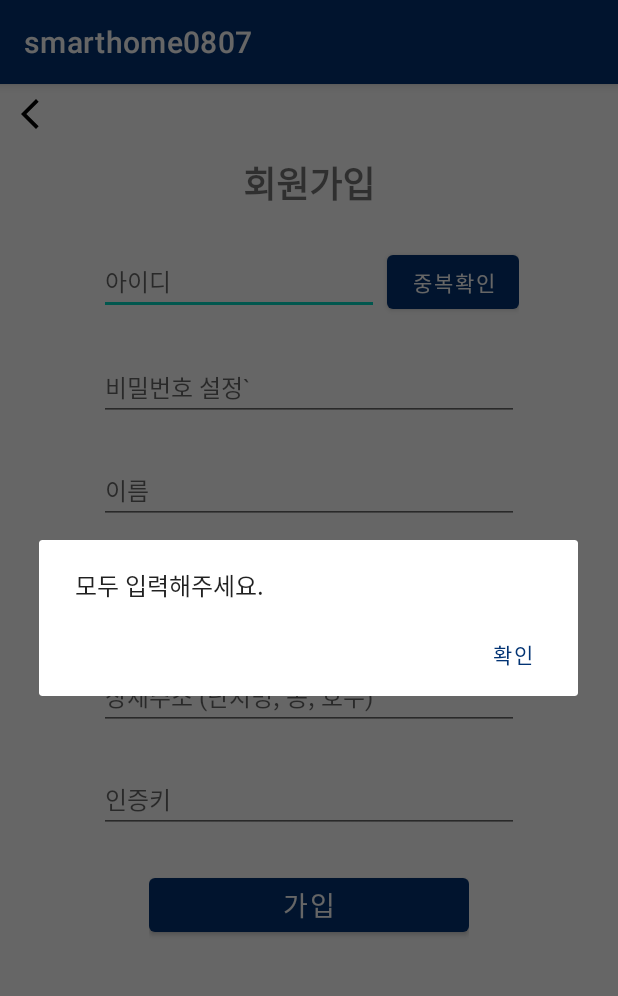
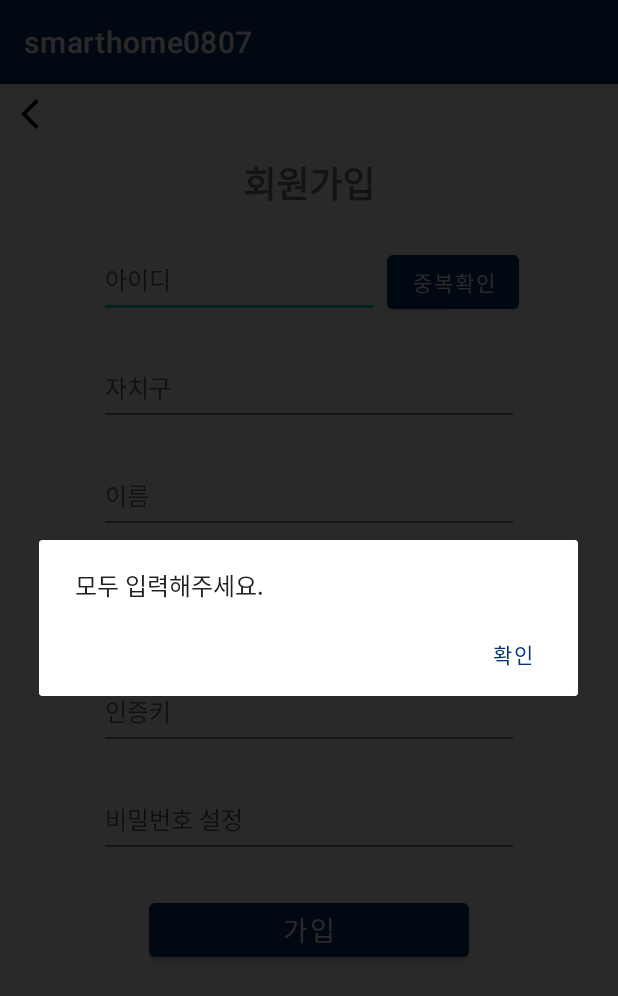
Before and after one commit to Qnokka/SmartHome, an Android app: the activity_join screen opened directly, with no data from a screen before it, after a tap on "가입", on a phone screen of 412 x 824 dp. Shown: the top 996 px of the screen. Run offline under Robolectric (Android 15) with nearby library versions, the phone set to English and light mode, and no system bars.

```diff
--- a/app/src/main/java/com/example/smarthome0807/activity_join.java
+++ b/app/src/main/java/com/example/smarthome0807/activity_join.java
@@ -9,6 +9,8 @@ import android.view.View;
 import android.widget.Button;
 import android.widget.EditText;
 import android.widget.ImageButton;
+
+import com.example.smarthome0807.DAO.AvailableID;
 import com.example.smarthome0807.DTO.Users;
 //요건 변한 겁니다
 
@@ -16,8 +18,10 @@ public class activity_join extends AppCompatActivity {
 
     private String url = "http://10.0.2.2:8081";
     private EditText join_id, join_pw, join_name, join_apt, join_adr, join_key;
-    private Button join_yes;
+    private Button join_yes,checkId;
     private AlertDialog dialog;
+    private String UserId = "";
+
 
     @Override
     protected void onCreate(Bundle savedInstanceState) {
@@ -32,21 +36,42 @@ public class activity_join extends AppCompatActivity {
         join_adr = findViewById(R.id.join_adr);
         join_key = findViewById(R.id.join_key);
 
+        //중복체크
+        checkId = findViewById(R.id.userIdCheck);
+        checkId.setOnClickListener(new View.OnClickListener() {
+            @Override
+            public void onClick(View v) {
+                IdMinimum5();
+                UserId = join_id.getText().toString();
+                AvailableID availableId = new AvailableID();
+                if(!availableId.checkAvailableId(UserId)){ //중복될 경우
+                    AlertDialog.Builder builder = new AlertDialog.Builder(activity_join.this);
+                    dialog = builder.setMessage("아이디가 중복되었습니다.").setNegativeButton("재입력", null).create();
+                    dialog.show();
+                    UserId = "";
+                    join_id.setText(UserId);
+                    return;
+                }
+            }
+        });
+
         //회원가입 버튼 클릭 시 수행
         join_yes = findViewById(R.id.join_yes);
         join_yes.setOnClickListener(new View.OnClickListener() {
             @Override
             public void onClick(View view) {
-                String UserId = join_id.getText().toString();
+                UserId = join_id.getText().toString();
                 String UserPw = join_pw.getText().toString();
                 String UserName = join_name.getText().toString();
                 String UserApt = join_apt.getText().toString();
                 String UserAdr = join_adr.getText().toString();
                 String UserKey = join_key.getText().toString();
 
+                // id 제약조건 : 5글자 이상.
+                IdMinimum5();
+
                 //한 칸이라도 입력 안했을 경우
-                if
-                (UserId.equals("") || UserPw.equals("") || UserName.equals("") || UserApt.equals("")|| UserAdr.equals("")|| UserKey.equals(""))
+                if (UserId.equals("") || UserPw.equals("") || UserName.equals("") || UserApt.equals("")|| UserAdr.equals("")|| UserKey.equals(""))
                 {
                     AlertDialog.Builder builder = new AlertDialog.Builder(activity_join.this);
                     dialog = builder.setMessage("모두 입력해주세요.").setNegativeButton("확인", null).create();
@@ -54,10 +79,16 @@ public class activity_join extends AppCompatActivity {
                     return;
                 }//end of 한 칸 입력 방지
 
+                //ID,s Passwd -> 특수문자는 어떻게 할지 나중에 보완
+
+
+                // 이름 -> 한글, 영문
+                // 자치구 -> 한글
+                // 상세주소  -> 한글
+
                 Users users = new Users();
-
-            }
-        });
+            } // end of onClick();
+        }); // end of join_yse.setOnClickListener();
 
         //뒤로가기 버튼 - 화면 이동
         ImageButton imageButton = (ImageButton) findViewById(R.id.backBtn);
@@ -69,4 +100,15 @@ public class activity_join extends AppCompatActivity {
             }
         });//end of 뒤로가기 버튼 onClick() 메소드
     }
+
+    protected void IdMinimum5(){
+        //ID 5글자 미만일 경우
+        String result="";
+        if(UserId.length()<4) {
+            AlertDialog.Builder builder = new AlertDialog.Builder(activity_join.this);
+            dialog = builder.setMessage("아이디를 영문  5글자 이상 입력해주세요").setNegativeButton("확인", null).create();
+            dialog.show();
+            return;
+        }
+    }
 }
--- a/app/src/main/res/layout/activity_join.xml
+++ b/app/src/main/res/layout/activity_join.xml
@@ -9,23 +9,32 @@
     android:orientation="vertical"
     tools:context=".activity_join">
 
+    <ScrollView
+        android:layout_width="match_parent"
+        android:layout_height="match_parent">
+
+        <LinearLayout
+            android:layout_width="match_parent"
+            android:layout_height="wrap_content"
+            android:orientation="vertical" >
+
             <ImageButton
                 android:id="@+id/backBtn"
                 android:layout_width="24dp"
                 android:layout_height="24dp"
-        app:srcCompat="@drawable/ic_baseline_arrow_back_ios_new_24"
+                android:layout_margin="8dp"
                 android:background="@color/white"
-        android:layout_margin="8dp" />
+                app:srcCompat="@drawable/ic_baseline_arrow_back_ios_new_24" />
 
             <TextView
                 android:id="@+id/memInsert"
                 android:layout_width="match_parent"
                 android:layout_height="wrap_content"
+                android:layout_marginTop="8dp"
+                android:gravity="center"
                 android:text="회원가입"
-        android:textStyle="bold"
-        android:gravity="center"
                 android:textSize="24sp"
-        android:layout_marginTop="8dp"/>
+                android:textStyle="bold" />
 
             <LinearLayout
                 android:layout_width="wrap_content"
@@ -42,6 +51,7 @@
                     android:gravity="left"
                     android:hint="아이디"
                     android:inputType="textPersonName"
+                    android:minHeight="48dp"
                     android:textSize="16sp" />
 
 
@@ -55,30 +65,6 @@
             </LinearLayout>
 
             <EditText
-        android:id="@+id/join_pw"
-        android:layout_width="wrap_content"
-        android:layout_height="wrap_content"
-        android:layout_gravity="center_horizontal"
-        android:ems="15"
-        android:gravity="left"
-        android:inputType="textPassword"
-        android:textSize="16sp"
-        android:layout_marginTop="24dp"
-        android:hint="비밀번호 설정`"                                                                                                                                                                                                                                                                                                                                                     />
-
-    <EditText
-        android:id="@+id/join_name"
-        android:layout_width="wrap_content"
-        android:layout_height="wrap_content"
-        android:layout_gravity="center_horizontal"
-        android:ems="15"
-        android:gravity="left"
-        android:inputType="textPersonName"
-        android:hint="이름"
-        android:textSize="16sp"
-        android:layout_marginTop="24dp"/>
-
-    <EditText
                 android:id="@+id/join_apt"
                 android:layout_width="wrap_content"
                 android:layout_height="wrap_content"
@@ -88,6 +74,20 @@
                 android:gravity="left"
                 android:hint="자치구"
                 android:inputType="textPersonName"
+                android:minHeight="48dp"
+                android:textSize="16sp" />
+
+            <EditText
+                android:id="@+id/join_name"
+                android:layout_width="wrap_content"
+                android:layout_height="wrap_content"
+                android:layout_gravity="center_horizontal"
+                android:layout_marginTop="24dp"
+                android:ems="15"
+                android:gravity="left"
+                android:hint="이름"
+                android:inputType="textPersonName"
+                android:minHeight="48dp"
                 android:textSize="16sp" />
 
             <EditText
@@ -100,6 +100,7 @@
                 android:gravity="left"
                 android:hint="상세주소 (단지명, 동, 호수)"
                 android:inputType="textPersonName"
+                android:minHeight="48dp"
                 android:textSize="16sp" />
 
             <EditText
@@ -107,12 +108,26 @@
                 android:layout_width="wrap_content"
                 android:layout_height="wrap_content"
                 android:layout_gravity="center_horizontal"
+                android:layout_marginTop="24dp"
                 android:ems="15"
                 android:gravity="left"
+                android:hint="인증키"
                 android:inputType="textPersonName"
-        android:hint="인증키"
-        android:textSize="16sp"
-        android:layout_marginTop="24dp"/>
+                android:minHeight="48dp"
+                android:textSize="16sp" />
+
+            <EditText
+                android:id="@+id/join_pw"
+                android:layout_width="wrap_content"
+                android:layout_height="wrap_content"
+                android:layout_gravity="center_horizontal"
+                android:layout_marginTop="24dp"
+                android:ems="15"
+                android:gravity="left"
+                android:hint="비밀번호 설정"
+                android:inputType="textPassword"
+                android:minHeight="48dp"
+                android:textSize="16sp" />
 
             <LinearLayout
                 android:layout_width="wrap_content"
@@ -132,3 +147,8 @@
             </LinearLayout>
 
         </LinearLayout>
+
+
+    </ScrollView>
+
+</LinearLayout>
```
Also changed, not shown: app/src/main/java/com/example/smarthome0807/DAO/AvailableID.java (added, +48 -0 lines), app/src/main/java/com/example/smarthome0807/Interface/CheckIDAPI.java (added, +9 -0 lines). Lines whose indentation alone changed are shown as unchanged.
